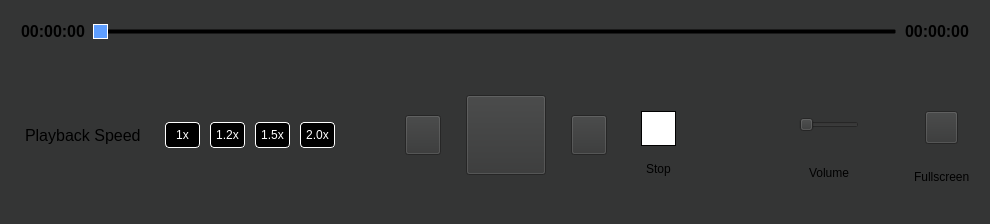
The window that controls_overlay.ui (Akash-github-project/trial) describes before a commit, drawn with Qt 5.
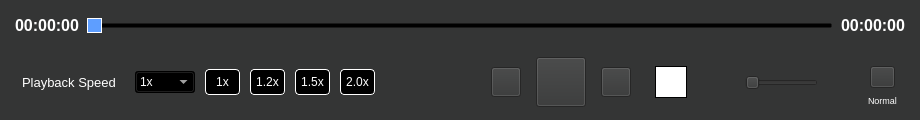
The same window after the commit. Icons and pictures are not drawn. Custom widgets are drawn as their Qt base class.

Patch:
```diff
--- a/controls_overlay.ui
+++ b/controls_overlay.ui
@@ -6,14 +6,20 @@
    <rect>
     <x>0</x>
     <y>0</y>
-    <width>990</width>
-    <height>224</height>
+    <width>920</width>
+    <height>120</height>
    </rect>
   </property>
   <property name="minimumSize">
    <size>
     <width>0</width>
-    <height>150</height>
+    <height>120</height>
+   </size>
+  </property>
+  <property name="maximumSize">
+   <size>
+    <width>1020</width>
+    <height>120</height>
    </size>
   </property>
   <property name="windowTitle">
@@ -23,8 +29,45 @@
    <string notr="true">background-color:rgba(52, 53, 53, 245);</string>
   </property>
   <layout class="QVBoxLayout" name="verticalLayout_2">
+   <property name="spacing">
+    <number>0</number>
+   </property>
+   <property name="leftMargin">
+    <number>0</number>
+   </property>
+   <property name="topMargin">
+    <number>0</number>
+   </property>
+   <property name="rightMargin">
+    <number>0</number>
+   </property>
+   <property name="bottomMargin">
+    <number>0</number>
+   </property>
    <item>
+    <widget class="QWidget" name="controls_layout_widget" native="true">
+     <property name="maximumSize">
+      <size>
+       <width>16777215</width>
+       <height>120</height>
+      </size>
+     </property>
     <layout class="QVBoxLayout" name="verticalLayout">
+      <property name="spacing">
+       <number>2</number>
+      </property>
+      <property name="leftMargin">
+       <number>5</number>
+      </property>
+      <property name="topMargin">
+       <number>5</number>
+      </property>
+      <property name="rightMargin">
+       <number>5</number>
+      </property>
+      <property name="bottomMargin">
+       <number>5</number>
+      </property>
      <item>
       <widget class="QFrame" name="SeekbarSection">
        <property name="minimumSize">
@@ -75,6 +118,9 @@
             <bold>true</bold>
            </font>
           </property>
+           <property name="styleSheet">
+            <string notr="true">color: rgb(255, 255, 255);</string>
+           </property>
           <property name="text">
            <string>00:00:00</string>
           </property>
@@ -140,6 +186,9 @@
             <bold>true</bold>
            </font>
           </property>
+           <property name="styleSheet">
+            <string notr="true">color: rgb(255, 255, 255);</string>
+           </property>
           <property name="text">
            <string>00:00:00</string>
           </property>
@@ -148,21 +197,41 @@
        </layout>
       </widget>
      </item>
-     <item>
-      <layout class="QHBoxLayout" name="horizontalLayout_4" stretch="0,0,0,0,0,0,0,0,0,0">
+      <item alignment="Qt::AlignVCenter">
+       <widget class="QWidget" name="control_wrapper" native="true">
+        <property name="minimumSize">
+         <size>
+          <width>0</width>
+          <height>70</height>
+         </size>
+        </property>
+        <property name="maximumSize">
+         <size>
+          <width>16777215</width>
+          <height>75</height>
+         </size>
+        </property>
+        <layout class="QHBoxLayout" name="horizontalLayout_4" stretch="0,0,0,0,0,0,0,0,0">
        <property name="spacing">
         <number>10</number>
        </property>
+         <property name="topMargin">
+          <number>0</number>
+         </property>
+         <property name="bottomMargin">
+          <number>0</number>
+         </property>
        <item>
         <widget class="QLabel" name="label_3">
          <property name="font">
           <font>
-           <pointsize>12</pointsize>
+             <pointsize>10</pointsize>
            <kerning>true</kerning>
           </font>
          </property>
          <property name="styleSheet">
-          <string notr="true">padding:10px;</string>
+            <string notr="true">padding:5px;
+color: rgb(255, 255, 255);</string>
          </property>
          <property name="text">
           <string>Playback Speed</string>
@@ -172,8 +241,59 @@
          </property>
         </widget>
        </item>
+         <item>
+          <widget class="QComboBox" name="comboBoxSpeed">
+           <property name="minimumSize">
+            <size>
+             <width>60</width>
+             <height>0</height>
+            </size>
+           </property>
+           <property name="styleSheet">
+            <string notr="true">background-color: rgb(0, 0, 0);
+color: rgb(255, 255, 255);
+</string>
+           </property>
+           <item>
+            <property name="text">
+             <string>1x</string>
+            </property>
+           </item>
+           <item>
+            <property name="text">
+             <string>1.2x</string>
+            </property>
+           </item>
+           <item>
+            <property name="text">
+             <string>1.5x</string>
+            </property>
+           </item>
+           <item>
+            <property name="text">
+             <string>1.75x</string>
+            </property>
+           </item>
+           <item>
+            <property name="text">
+             <string>2.0x</string>
+            </property>
+           </item>
+           <item>
+            <property name="text">
+             <string>2.5x</string>
+            </property>
+           </item>
+          </widget>
+         </item>
        <item alignment="Qt::AlignHCenter|Qt::AlignVCenter">
         <widget class="QPushButton" name="pushButton_1x">
+           <property name="sizePolicy">
+            <sizepolicy hsizetype="Minimum" vsizetype="Fixed">
+             <horstretch>0</horstretch>
+             <verstretch>0</verstretch>
+            </sizepolicy>
+           </property>
          <property name="styleSheet">
           <string notr="true">QPushButton {
 	background-color:black;
@@ -249,37 +369,6 @@
         </widget>
        </item>
        <item>
-        <spacer name="horizontalSpacer_6">
-         <property name="orientation">
-          <enum>Qt::Horizontal</enum>
-         </property>
-         <property name="sizeHint" stdset="0">
-          <size>
-           <width>40</width>
-           <height>20</height>
-          </size>
-         </property>
-        </spacer>
-       </item>
-       <item>
-        <spacer name="horizontalSpacer_4">
-         <property name="orientation">
-          <enum>Qt::Horizontal</enum>
-         </property>
-         <property name="sizeHint" stdset="0">
-          <size>
-           <width>40</width>
-           <height>20</height>
-          </size>
-         </property>
-        </spacer>
-       </item>
-       <item>
-        <layout class="QHBoxLayout" name="horizontalLayout_2">
-         <property name="spacing">
-          <number>25</number>
-         </property>
-         <item>
           <spacer name="horizontalSpacer">
            <property name="orientation">
             <enum>Qt::Horizontal</enum>
@@ -292,25 +381,29 @@
            </property>
           </spacer>
          </item>
+         <item>
+          <layout class="QHBoxLayout" name="horizontalLayout_2">
+           <property name="spacing">
+            <number>15</number>
+           </property>
          <item alignment="Qt::AlignVCenter">
           <widget class="QPushButton" name="fs_PushButton_Seek_Backward">
            <property name="minimumSize">
             <size>
-             <width>36</width>
-             <height>36</height>
+               <width>30</width>
+               <height>30</height>
             </size>
            </property>
            <property name="maximumSize">
             <size>
-             <width>40</width>
-             <height>40</height>
+               <width>30</width>
+               <height>30</height>
             </size>
            </property>
            <property name="styleSheet">
             <string notr="true">
 QPushButton {
   border-image: url(:/ten-sec-backward);
-  height:36px;
 }
 </string>
            </property>
@@ -324,6 +417,9 @@
          </item>
          <item alignment="Qt::AlignVCenter">
           <widget class="QPushButton" name="fs_PushButton_Play_Pause">
+             <property name="enabled">
+              <bool>true</bool>
+             </property>
            <property name="sizePolicy">
             <sizepolicy hsizetype="Preferred" vsizetype="Preferred">
              <horstretch>0</horstretch>
@@ -332,14 +428,14 @@
            </property>
            <property name="minimumSize">
             <size>
-             <width>80</width>
-             <height>80</height>
+               <width>50</width>
+               <height>50</height>
             </size>
            </property>
            <property name="maximumSize">
             <size>
-             <width>60</width>
-             <height>60</height>
+               <width>50</width>
+               <height>50</height>
             </size>
            </property>
            <property name="autoFillBackground">
@@ -348,6 +444,8 @@
            <property name="styleSheet">
             <string notr="true">QPushButton {
   border-image: url(:/play_button);
+  width:60px;
+  height:60px;
 }
 </string>
            </property>
@@ -357,28 +455,38 @@
            <property name="shortcut">
             <string>Space</string>
            </property>
+             <property name="checkable">
+              <bool>false</bool>
+             </property>
+             <property name="autoDefault">
+              <bool>false</bool>
+             </property>
+             <property name="default">
+              <bool>false</bool>
+             </property>
+             <property name="flat">
+              <bool>false</bool>
+             </property>
           </widget>
          </item>
          <item alignment="Qt::AlignVCenter">
           <widget class="QPushButton" name="fs_PushButton_Seek_Forward">
            <property name="minimumSize">
             <size>
-             <width>36</width>
-             <height>36</height>
+               <width>30</width>
+               <height>30</height>
             </size>
            </property>
            <property name="maximumSize">
             <size>
-             <width>40</width>
-             <height>40</height>
+               <width>30</width>
+               <height>30</height>
             </size>
            </property>
            <property name="styleSheet">
             <string notr="true">
 QPushButton {
   border-image: url(:/ten-sec-forward);
-  height:36px;
-  width:36px;
 }
 </string>
            </property>
@@ -394,23 +502,26 @@
           <widget class="QWidget" name="verticalWidget_3" native="true">
            <layout class="QVBoxLayout" name="verticalLayout_7">
             <property name="spacing">
-             <number>10</number>
+               <number>0</number>
             </property>
             <property name="topMargin">
-             <number>32</number>
+               <number>0</number>
+              </property>
+              <property name="bottomMargin">
+               <number>0</number>
             </property>
             <item>
              <widget class="QPushButton" name="fs_PushButton_Stop">
               <property name="minimumSize">
                <size>
-                <width>35</width>
-                <height>35</height>
+                  <width>32</width>
+                  <height>32</height>
                </size>
               </property>
               <property name="maximumSize">
                <size>
-                <width>35</width>
-                <height>35</height>
+                  <width>32</width>
+                  <height>32</height>
                </size>
               </property>
               <property name="styleSheet">
@@ -422,64 +533,16 @@
               </property>
              </widget>
             </item>
-            <item alignment="Qt::AlignHCenter">
-             <widget class="QLabel" name="label_7">
-              <property name="minimumSize">
-               <size>
-                <width>0</width>
-                <height>25</height>
-               </size>
-              </property>
-              <property name="maximumSize">
-               <size>
-                <width>30</width>
-                <height>25</height>
-               </size>
-              </property>
-              <property name="text">
-               <string>Stop</string>
-              </property>
-              <property name="margin">
-               <number>0</number>
-              </property>
-             </widget>
-            </item>
            </layout>
           </widget>
          </item>
-         <item>
-          <spacer name="horizontalSpacer_2">
-           <property name="orientation">
-            <enum>Qt::Horizontal</enum>
-           </property>
-           <property name="sizeHint" stdset="0">
-            <size>
-             <width>40</width>
-             <height>20</height>
-            </size>
-           </property>
-          </spacer>
-         </item>
-        </layout>
-       </item>
-       <item>
-        <spacer name="horizontalSpacer_5">
-         <property name="orientation">
-          <enum>Qt::Horizontal</enum>
-         </property>
-         <property name="sizeHint" stdset="0">
-          <size>
-           <width>40</width>
-           <height>20</height>
-          </size>
-         </property>
-        </spacer>
-       </item>
-       <item>
+          </layout>
+         </item>
+         <item alignment="Qt::AlignVCenter">
         <widget class="QFrame" name="frame">
          <property name="maximumSize">
           <size>
-           <width>250</width>
+             <width>200</width>
            <height>16777215</height>
           </size>
          </property>
@@ -487,12 +550,15 @@
           <property name="spacing">
            <number>6</number>
           </property>
-          <item>
+            <property name="bottomMargin">
+             <number>0</number>
+            </property>
+            <item alignment="Qt::AlignHCenter|Qt::AlignTop">
            <widget class="QFrame" name="frame">
             <property name="maximumSize">
              <size>
               <width>16777215</width>
-              <height>120</height>
+                <height>55</height>
              </size>
             </property>
             <layout class="QVBoxLayout" name="verticalLayout_6">
@@ -502,25 +568,53 @@
              <property name="sizeConstraint">
               <enum>QLayout::SetDefaultConstraint</enum>
              </property>
+               <property name="leftMargin">
+                <number>0</number>
+               </property>
              <property name="topMargin">
-              <number>30</number>
-             </property>
-             <item>
+                <number>0</number>
+               </property>
+               <property name="rightMargin">
+                <number>0</number>
+               </property>
+               <property name="bottomMargin">
+                <number>0</number>
+               </property>
+               <item alignment="Qt::AlignHCenter|Qt::AlignTop">
+                <widget class="QWidget" name="widget" native="true">
+                 <property name="minimumSize">
+                  <size>
+                   <width>0</width>
+                   <height>30</height>
+                  </size>
+                 </property>
               <layout class="QHBoxLayout" name="horizontalLayout_6">
                <property name="spacing">
-                <number>10</number>
+                   <number>5</number>
+                  </property>
+                  <property name="leftMargin">
+                   <number>0</number>
+                  </property>
+                  <property name="topMargin">
+                   <number>0</number>
+                  </property>
+                  <property name="rightMargin">
+                   <number>0</number>
+                  </property>
+                  <property name="bottomMargin">
+                   <number>0</number>
                </property>
                <item>
                 <widget class="QLabel" name="label_2">
                  <property name="minimumSize">
                   <size>
-                   <width>30</width>
+                      <width>25</width>
                    <height>30</height>
                   </size>
                  </property>
                  <property name="maximumSize">
                   <size>
-                   <width>30</width>
+                      <width>25</width>
                    <height>30</height>
                   </size>
                  </property>
@@ -537,16 +631,22 @@
                </item>
                <item>
                 <widget class="QSlider" name="fs_HorizontalSlider_Volume">
+                    <property name="sizePolicy">
+                     <sizepolicy hsizetype="Expanding" vsizetype="Preferred">
+                      <horstretch>0</horstretch>
+                      <verstretch>0</verstretch>
+                     </sizepolicy>
+                    </property>
                  <property name="minimumSize">
                   <size>
-                   <width>60</width>
-                   <height>0</height>
+                      <width>0</width>
+                      <height>20</height>
                   </size>
                  </property>
                  <property name="maximumSize">
                   <size>
-                   <width>90</width>
-                   <height>16777215</height>
+                      <width>16777215</width>
+                      <height>15</height>
                   </size>
                  </property>
                  <property name="styleSheet">
@@ -583,30 +683,6 @@
                 </widget>
                </item>
               </layout>
-             </item>
-             <item alignment="Qt::AlignHCenter">
-              <widget class="QLabel" name="label_6">
-               <property name="maximumSize">
-                <size>
-                 <width>16777215</width>
-                 <height>35</height>
-                </size>
-               </property>
-               <property name="styleSheet">
-                <string notr="true">margin-top:20px;</string>
-               </property>
-               <property name="frameShape">
-                <enum>QFrame::NoFrame</enum>
-               </property>
-               <property name="text">
-                <string>Volume</string>
-               </property>
-               <property name="margin">
-                <number>0</number>
-               </property>
-               <property name="indent">
-                <number>0</number>
-               </property>
               </widget>
              </item>
             </layout>
@@ -619,28 +695,60 @@
             </property>
             <property name="sizeHint" stdset="0">
              <size>
-              <width>40</width>
+                <width>20</width>
               <height>20</height>
              </size>
             </property>
            </spacer>
           </item>
-          <item>
+            <item alignment="Qt::AlignHCenter|Qt::AlignTop">
+             <widget class="QWidget" name="sere" native="true">
+              <property name="minimumSize">
+               <size>
+                <width>0</width>
+                <height>40</height>
+               </size>
+              </property>
+              <property name="maximumSize">
+               <size>
+                <width>16777215</width>
+                <height>40</height>
+               </size>
+              </property>
            <layout class="QVBoxLayout" name="verticalLayout_5">
             <property name="spacing">
-             <number>5</number>
+                <number>0</number>
+               </property>
+               <property name="leftMargin">
+                <number>0</number>
             </property>
             <property name="topMargin">
-             <number>30</number>
+                <number>0</number>
+               </property>
+               <property name="rightMargin">
+                <number>0</number>
+               </property>
+               <property name="bottomMargin">
+                <number>0</number>
             </property>
             <item alignment="Qt::AlignHCenter">
              <widget class="QPushButton" name="normal_screen_button">
+                 <property name="minimumSize">
+                  <size>
+                   <width>0</width>
+                   <height>0</height>
+                  </size>
+                 </property>
+                 <property name="maximumSize">
+                  <size>
+                   <width>25</width>
+                   <height>35</height>
+                  </size>
+                 </property>
               <property name="styleSheet">
                <string notr="true">
 QPushButton {
   border-image: url(:/normal_screen);
-  height:25px;
- width:25px;
 }
 </string>
               </property>
@@ -649,33 +757,44 @@
               </property>
              </widget>
             </item>
-            <item alignment="Qt::AlignHCenter">
+               <item alignment="Qt::AlignHCenter|Qt::AlignBottom">
              <widget class="QLabel" name="label_5">
               <property name="minimumSize">
                <size>
                 <width>0</width>
-                <height>25</height>
+                   <height>0</height>
                </size>
               </property>
               <property name="maximumSize">
                <size>
                 <width>16777215</width>
-                <height>25</height>
-               </size>
-              </property>
+                   <height>20</height>
+                  </size>
+                 </property>
+                 <property name="font">
+                  <font>
+                   <pointsize>7</pointsize>
+                  </font>
+                 </property>
+                 <property name="styleSheet">
+                  <string notr="true">color: rgb(255, 255, 255);</string>
+                 </property>
               <property name="text">
-               <string>Fullscreen</string>
+                  <string>Normal</string>
               </property>
              </widget>
             </item>
            </layout>
+             </widget>
           </item>
          </layout>
         </widget>
        </item>
       </layout>
-     </item>
-    </layout>
+       </widget>
+      </item>
+     </layout>
+    </widget>
    </item>
   </layout>
  </widget>
```
Left out of the diff: 4 changed lines with no effect on the pictures. Lines whose indentation alone changed are shown as unchanged.
